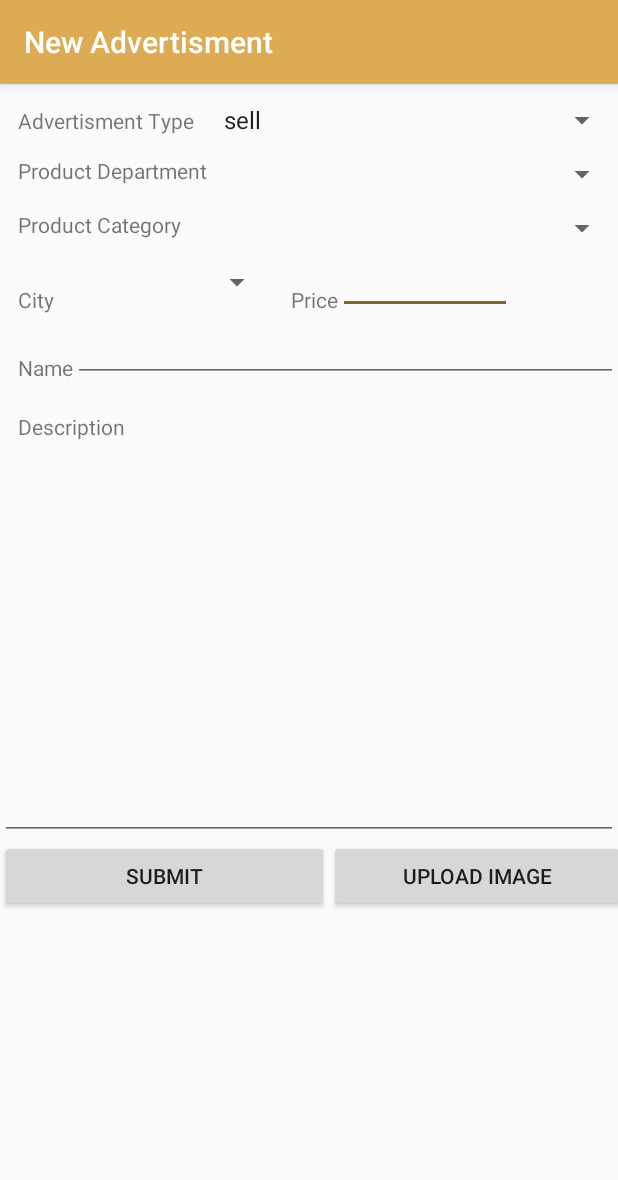
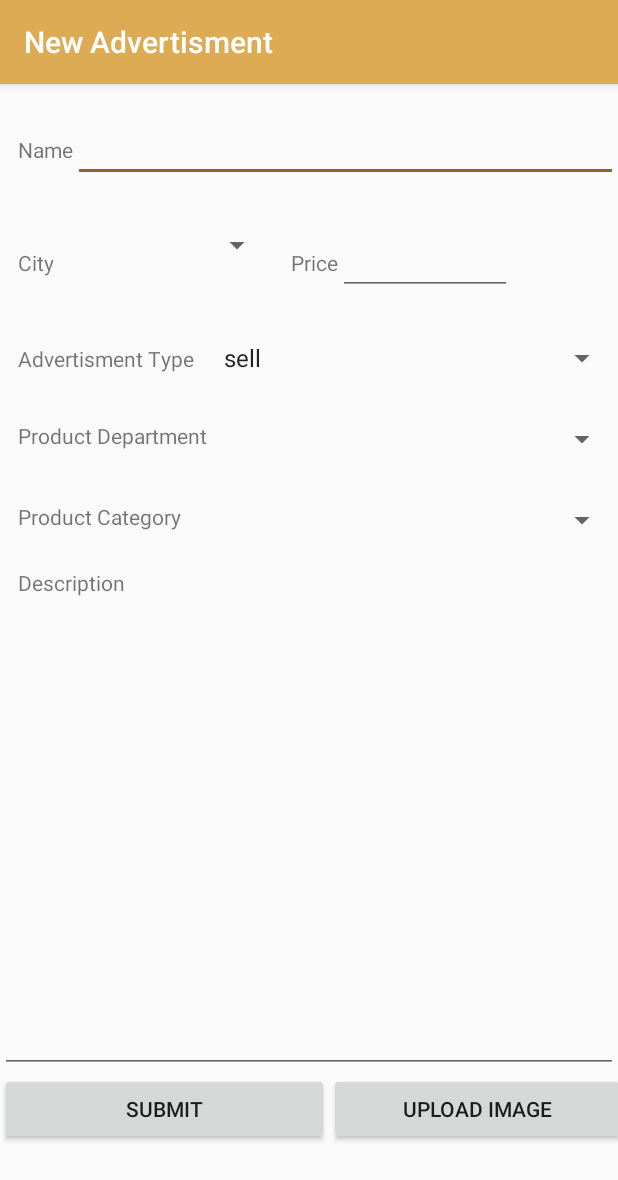
Before and after one commit to valeriikan/Sandop, an Android app: the NewAdvertismentActivity screen opened directly, with no data from a screen before it, on a phone screen of 412 x 824 dp. Shown: the top 1180 px of the screen. Run offline under Robolectric (Android 15) with nearby library versions, the phone set to English and light mode, and no system bars; our stand-ins replace Firebase (no records; nobody signed in at launch, a user with empty details on screens opened directly).

Commit message:
showing favourite added and layouts' widgets reorderd in a better manner

```diff
--- a/app/src/main/AndroidManifest.xml
+++ b/app/src/main/AndroidManifest.xml
@@ -29,6 +29,7 @@
             android:label="@string/title_activity_main"
             android:theme="@style/AppTheme.NoActionBar" />
         <activity android:name=".NewAdvertismentActivity" />
+        <activity android:name=".ShowFavouriteActivity" />
     </application>
 
 </manifest>
--- a/app/src/main/java/fi/oulu/mobisocial/sandop/NewAdvertismentActivity.java
+++ b/app/src/main/java/fi/oulu/mobisocial/sandop/NewAdvertismentActivity.java
@@ -36,6 +36,7 @@ import java.util.ArrayList;
 
 import fi.oulu.mobisocial.sandop.helpers.Product;
 
+import static android.R.attr.cacheColorHint;
 import static android.R.attr.type;
 
 /**
@@ -95,7 +96,14 @@ public class NewAdvertismentActivity extends AppCompatActivity {
             public void onClick(View v) {
                 if (spDep.getSelectedItemPosition() >= 0 && spCat.getSelectedItemPosition() >= 0 && spCity.getSelectedItemPosition() >= 0) {
                     if (!etName.getText().equals("") && !etPrice.getText().equals("") && !etDesc.getText().equals("")) {
-                        addNewAdvertisment(imagePath);
+                        switch (spType.getSelectedItem().toString())
+                        {
+                            case "sell": addNewSellAdvertisment(imagePath);
+                                break;
+                            case "buy" : addNewBuyAdvertisment();
+                                break;
+                        }
+
                     } else
                         Toast.makeText(getApplicationContext(), "One of fields is empty! please fill them all and try again", Toast.LENGTH_LONG).show();
                 }
@@ -114,8 +122,11 @@ public class NewAdvertismentActivity extends AppCompatActivity {
                 startActivityForResult(i, RESULT_LOAD_IMAGE);
             }
         });
-        //adding buy or sell options to ad type spinner
+        //adding buy or sell options to advertisement type spinner
         setTypeItems();
+
+        //if user selects buy the upload image will be disabled
+        disableUploadImage(spType, btnUploadImage);
 
         //load departments to department spinner
         loadDepartments();
@@ -157,7 +168,7 @@ public class NewAdvertismentActivity extends AppCompatActivity {
                 {
                     list.add(ds.getKey());
                 }
-                ArrayAdapter<String> adapter = new ArrayAdapter<String>(getApplication(), android.R.layout.simple_spinner_item, list);
+                ArrayAdapter<String> adapter = new ArrayAdapter<String>(NewAdvertismentActivity.this, android.R.layout.simple_spinner_item, list);
                 adapter.setDropDownViewResource(android.R.layout.simple_spinner_dropdown_item);
                 spDep.setAdapter(adapter);
             }
@@ -181,7 +192,7 @@ public class NewAdvertismentActivity extends AppCompatActivity {
                 {
                     list.add(ds.getValue(String.class));
                 }
-                ArrayAdapter<String> adapter = new ArrayAdapter<String>(getApplication(), android.R.layout.simple_spinner_item, list);
+                ArrayAdapter<String> adapter = new ArrayAdapter<String>(NewAdvertismentActivity.this, android.R.layout.simple_spinner_item, list);
                 adapter.setDropDownViewResource(android.R.layout.simple_spinner_dropdown_item);
                 spCity.setAdapter(adapter);
             }
@@ -205,7 +216,7 @@ public class NewAdvertismentActivity extends AppCompatActivity {
                 {
                     list.add(ds.getValue(String.class));
                 }
-                ArrayAdapter<String> adapter = new ArrayAdapter<String>(getApplication(), android.R.layout.simple_spinner_item, list);
+                ArrayAdapter<String> adapter = new ArrayAdapter<String>(NewAdvertismentActivity.this, android.R.layout.simple_spinner_item, list);
                 adapter.setDropDownViewResource(android.R.layout.simple_spinner_dropdown_item);
                 spCat.setAdapter(adapter);
             }
@@ -261,7 +272,7 @@ public class NewAdvertismentActivity extends AppCompatActivity {
         }
     }
 
-    private void addNewAdvertisment(String filePath)
+    private void addNewSellAdvertisment(String filePath)
     {
         if (checkSelfPermission(Manifest.permission.READ_EXTERNAL_STORAGE)
                 != PackageManager.PERMISSION_GRANTED) {
@@ -312,8 +323,39 @@ public class NewAdvertismentActivity extends AppCompatActivity {
                 city = spCity.getSelectedItem().toString();
                 description = etDesc.getText().toString();
 
+                if (type.equals("buy")) image = "https://firebasestorage.googleapis.com/v0/b/sandop-7935b.appspot.com/o/images%2Fwanted.jpg?alt=media&token=e51ba39a-73a0-4b39-a1eb-43e50311deb4";
                 setAttributesAndInsert(type, name, city, image, price, description, department, category);
             }
         });
     }
+
+    private void addNewBuyAdvertisment() {
+        String department, category, name, owner, price, city, description, image;
+
+        department = spDep.getSelectedItem().toString();
+        category = spCat.getSelectedItem().toString();
+        name = etName.getText().toString();
+        image = "https://firebasestorage.googleapis.com/v0/b/sandop-7935b.appspot.com/o/images%2Fwanted.jpg?alt=media&token=e51ba39a-73a0-4b39-a1eb-43e50311deb4";
+        owner = "";
+        price = etPrice.getText().toString();
+        city = spCity.getSelectedItem().toString();
+        description = etDesc.getText().toString();
+
+        setAttributesAndInsert("buy", name, city, image, price, description, department, category);
+    }
+    private void disableUploadImage(Spinner spinner, final Button button)
+    {
+        spinner.setOnItemSelectedListener(new AdapterView.OnItemSelectedListener() {
+            @Override
+            public void onItemSelected(AdapterView<?> parent, View view, int position, long id) {
+                if (parent.getSelectedItem().equals("buy")) button.setEnabled(false);
+                else button.setEnabled(true);
+            }
+
+            @Override
+            public void onNothingSelected(AdapterView<?> parent) {
+
+            }
+        });
+    }
 }
--- a/app/src/main/java/fi/oulu/mobisocial/sandop/SellFragment.java
+++ b/app/src/main/java/fi/oulu/mobisocial/sandop/SellFragment.java
@@ -87,7 +87,7 @@ public class SellFragment extends Fragment{
             Product product = ds.getValue(Product.class);
             list.add(product);
         }
-        CustomAdapter adapter = new CustomAdapter(list,getContext());
+        CustomAdapter adapter = new CustomAdapter(list, getContext());
         listView.setAdapter(adapter);
     }
 }
--- a/app/src/main/java/fi/oulu/mobisocial/sandop/helpers/CustomAdapter.java
+++ b/app/src/main/java/fi/oulu/mobisocial/sandop/helpers/CustomAdapter.java
@@ -186,7 +186,7 @@ public class CustomAdapter extends ArrayAdapter<Product> implements View.OnClick
 
         final DatabaseReference dbRef = FirebaseDatabase.getInstance().getReference().child("users").child(userID).child("favourite");
 
-        dbRef.addListenerForSingleValueEvent(new ValueEventListener() {
+        dbRef.addValueEventListener(new ValueEventListener() {
             @Override
             public void onDataChange(DataSnapshot dataSnapshot) {
                 boolean isExisted = false;
--- a/app/src/main/res/layout/activity_search.xml
+++ b/app/src/main/res/layout/activity_favourite.xml
@@ -6,5 +6,6 @@
     <ListView
         android:id="@+id/lvSearch"
         android:layout_width="match_parent"
-        android:layout_height="match_parent" />
+        android:layout_height="match_parent"
+        android:scrollbars="horizontal|vertical" />
 </LinearLayout>
--- a/app/src/main/res/layout/activity_new_advertisment.xml
+++ b/app/src/main/res/layout/activity_new_advertisment.xml
@@ -3,6 +3,7 @@
     android:orientation="vertical" android:layout_width="match_parent"
     android:layout_height="match_parent"
     android:weightSum="1">
+
     <LinearLayout
         android:layout_width="match_parent"
         android:layout_height="wrap_content"
@@ -12,15 +13,13 @@
             android:layout_width="wrap_content"
             android:layout_height="wrap_content"
             android:layout_marginLeft="12dp"
-            android:layout_marginTop="12dp"
-            android:text="Advertisment Type" />
-
-        <Spinner
-            android:id="@+id/spAdType"
+            android:layout_marginTop="20dp"
+            android:text="Name" />
+        <EditText
             android:layout_width="match_parent"
             android:layout_height="wrap_content"
-            android:layout_marginLeft="12dp"
-            android:layout_marginTop="12dp" />
+            android:id="@+id/etAdName"
+            android:layout_marginTop="20dp"/>
     </LinearLayout>
 
     <LinearLayout
@@ -32,14 +31,67 @@
             android:layout_width="wrap_content"
             android:layout_height="wrap_content"
             android:layout_marginLeft="12dp"
-            android:layout_marginTop="12dp"
+            android:layout_marginTop="30dp"
+            android:text="City" />
+
+        <Spinner
+            android:id="@+id/spAdCity"
+            android:layout_width="134dp"
+            android:layout_height="wrap_content"
+            android:layout_marginLeft="12dp"
+            android:layout_marginTop="30dp"/>
+
+        <TextView
+            android:layout_width="wrap_content"
+            android:layout_height="wrap_content"
+            android:layout_marginLeft="12dp"
+            android:layout_marginTop="30dp"
+            android:text="Price" />
+
+        <EditText
+            android:layout_width="116dp"
+            android:layout_height="wrap_content"
+            android:id="@+id/etAdPrice"
+            android:layout_marginTop="30dp"/>
+    </LinearLayout>
+
+    <LinearLayout
+        android:layout_width="match_parent"
+        android:layout_height="wrap_content"
+        android:orientation="horizontal">
+
+        <TextView
+            android:layout_width="wrap_content"
+            android:layout_height="wrap_content"
+            android:layout_marginLeft="12dp"
+            android:layout_marginTop="30dp"
+            android:text="Advertisment Type" />
+
+        <Spinner
+            android:id="@+id/spAdType"
+            android:layout_width="match_parent"
+            android:layout_height="wrap_content"
+            android:layout_marginLeft="12dp"
+            android:layout_marginTop="30dp" />
+    </LinearLayout>
+
+    <LinearLayout
+        android:layout_width="match_parent"
+        android:layout_height="wrap_content"
+        android:orientation="horizontal">
+
+        <TextView
+            android:layout_width="wrap_content"
+            android:layout_height="wrap_content"
+            android:layout_marginLeft="12dp"
+            android:layout_marginTop="30dp"
             android:text="Product Department" />
 
         <Spinner
             android:id="@+id/spAdDepartment"
             android:layout_width="match_parent"
             android:layout_height="wrap_content"
-            android:layout_marginTop="12dp" />
+            android:layout_marginTop="30dp" />
 
     </LinearLayout>
 
@@ -52,7 +104,7 @@
             android:layout_width="wrap_content"
             android:layout_height="wrap_content"
             android:layout_marginLeft="12dp"
-            android:layout_marginTop="12dp"
+            android:layout_marginTop="30dp"
             android:text="Product Category" />
 
         <Spinner
@@ -60,55 +112,10 @@
             android:layout_width="match_parent"
             android:layout_height="wrap_content"
             android:layout_marginLeft="12dp"
-            android:layout_marginTop="12dp" />
+            android:layout_marginTop="30dp" />
     </LinearLayout>
-    <LinearLayout
-        android:layout_width="match_parent"
-        android:layout_height="wrap_content"
-        android:orientation="horizontal">
 
-        <TextView
-            android:layout_width="wrap_content"
-            android:layout_height="wrap_content"
-            android:layout_marginLeft="12dp"
-            android:layout_marginTop="12dp"
-            android:text="City" />
 
-        <Spinner
-            android:id="@+id/spAdCity"
-            android:layout_width="134dp"
-            android:layout_height="wrap_content"
-            android:layout_marginLeft="12dp"
-            android:layout_marginTop="12dp"/>
-
-        <TextView
-            android:layout_width="wrap_content"
-            android:layout_height="wrap_content"
-            android:layout_marginLeft="12dp"
-            android:layout_marginTop="12dp"
-            android:text="Price" />
-
-        <EditText
-            android:layout_width="116dp"
-            android:layout_height="wrap_content"
-            android:id="@+id/etAdPrice"/>
-    </LinearLayout>
-    <LinearLayout
-        android:layout_width="match_parent"
-        android:layout_height="wrap_content"
-        android:orientation="horizontal">
-
-        <TextView
-            android:layout_width="wrap_content"
-            android:layout_height="wrap_content"
-            android:layout_marginLeft="12dp"
-            android:layout_marginTop="12dp"
-            android:text="Name" />
-        <EditText
-            android:layout_width="match_parent"
-            android:layout_height="wrap_content"
-            android:id="@+id/etAdName"/>
-    </LinearLayout>
 
     <TextView
         android:layout_width="wrap_content"
@@ -121,7 +128,7 @@
         android:id="@+id/etAdDescription"
         android:layout_width="match_parent"
         android:layout_height="wrap_content"
-        android:layout_weight="0.53"
+        android:layout_weight="0.87"
         android:ems="10"
         android:inputType="textMultiLine" />
 
```
Also changed, not shown: app/src/main/java/fi/oulu/mobisocial/sandop/MainActivity.java (+11 -0 lines), app/src/main/java/fi/oulu/mobisocial/sandop/SearchActivity.java (deleted, +0 -22 lines), app/src/main/java/fi/oulu/mobisocial/sandop/ShowFavouriteActivity.java (added, +60 -0 lines), app/src/main/res/layout/fragment_search.xml (+26 -27 lines).
